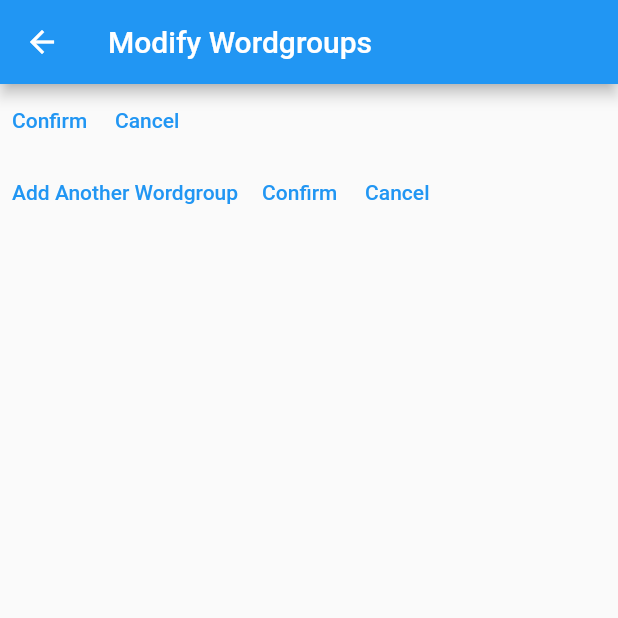
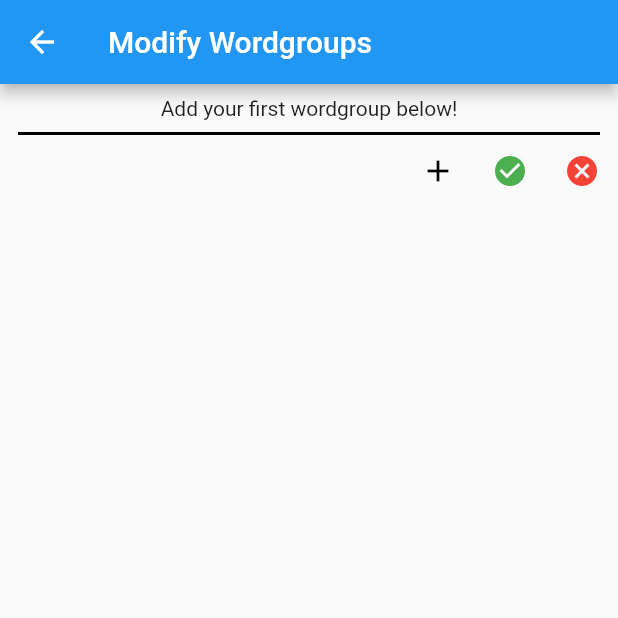
Before and after one commit to EzraH442/ez_rappel, a Flutter app: the ModifyWordgroupPage screen opened directly, on a phone screen of 412 x 824 dp, the top half of it. Run offline on Flutter 3.47's test engine with Material 2 defaults, Android fonts, the phone set to English and light mode, and no system bars; our stand-ins replace file_picker, sqflite, sqflite_common_ffi; accounts and stored records are empty.

Commit message:
ui tweaks

```diff
--- a/lib/data/Exceptions/invalid_wordpair_exception.dart
+++ /dev/null
@@ -1,2 +0,0 @@
-class InvalidWordpairException implements Exception {
-}
--- a/lib/data/constants.dart
+++ b/lib/data/constants.dart
@@ -1,3 +1,3 @@
-const int maxWordpairWordLength = 50;
-const int maxWordgroupNameLength = 20;
+const int maxWordpairWordLength = 100;
+const int maxWordgroupNameLength = 100;
 const int languageCodeLength = 3;
--- a/lib/ui/components/display_wordgroups.dart
+++ b/lib/ui/components/display_wordgroups.dart
@@ -90,3 +90,24 @@ mainTextButton(
   return TextButton(
       onPressed: onPressed, child: Text(buttonText, style: const TextStyle()));
 }
+
+confirmButton({ required void Function() onPressed }) {
+  return IconButton(onPressed: onPressed, icon: const Icon(
+    Icons.check_circle,
+    color: Colors.green
+  ));
+}
+
+cancelButton({ required void Function() onPressed }) {
+  return IconButton(onPressed: onPressed, icon: const Icon(
+    Icons.cancel,
+    color: Colors.red
+  ));
+}
+
+addNewButton({ required void Function() onPressed }) {
+  return IconButton(onPressed: onPressed, icon: const Icon(
+    Icons.add,
+    color: Colors.black,
+  ));
+}
--- a/lib/ui/components/modify_wordgroups_page/add_new_group_section.dart
+++ b/lib/ui/components/modify_wordgroups_page/add_new_group_section.dart
@@ -71,20 +71,28 @@ class _AddNewWordgroupSectionState extends State<AddNewWordgroupSection> {
   }
 
   Column _buildMainColumn() {
-    List<AddNewWordgroupRow> rows = _rows.toList();
+    List<Widget> widgets = [];
+    widgets.add(const Divider(
+      color: Colors.black,
+      height: 2,
+      indent: 12,
+      endIndent: 12,
+      thickness: 2,
+    ));
+    widgets.addAll(_rows.toList());
 
-    return Column(
-      children: rows,
-    );
+    return Column(children: widgets);
   }
 
   Row _buildMainButtons() {
-    return Row(children: [
-      mainTextButton(
-          onPressed: _addNewRow, buttonText: "Add Another Wordgroup"),
-      mainTextButton(onPressed: _executeChanges, buttonText: "Confirm"),
-      mainTextButton(onPressed: _resetAllChanges, buttonText: "Cancel"),
-    ]);
+    return Row(
+      children: [
+        addNewButton(onPressed: _addNewRow),
+        confirmButton(onPressed: _executeChanges),
+        cancelButton(onPressed: _resetAllChanges)
+      ],
+      mainAxisAlignment: MainAxisAlignment.end,
+    );
   }
 
   @override
--- a/lib/ui/components/modify_wordgroups_page/modify_existing_group_section.dart
+++ b/lib/ui/components/modify_wordgroups_page/modify_existing_group_section.dart
@@ -41,9 +41,27 @@ class _ModifyExistingWordgroupsSectionState
     });
   }
 
+  Row _buildMainButtons() {
+    return Row(
+      children: [
+        confirmButton(onPressed: _executeChanges),
+        cancelButton(onPressed: _resetAllChanges),
+      ],
+      mainAxisAlignment: MainAxisAlignment.end,
+    );
+  }
+
   Column _buildExistingGroupsColumn(List<Wordgroup> wgs) {
-    return Column(
-        children: wgs.map((wg) {
+    if (wgs.isEmpty) {
+      return Column(children: const [
+        Padding(
+          padding: EdgeInsets.all(8.0),
+          child: Text("Add your first wordgroup below!"),
+        )
+      ]);
+    } else {
+      List<Widget> widgets = [];
+      widgets.addAll(wgs.map((wg) {
         if (_modifiedIds.containsKey(wg.id)) {
           return ModifyWordgroupRow(
             wordgroupId: wg.id,
@@ -63,13 +81,11 @@ class _ModifyExistingWordgroupsSectionState
           );
         }
       }).toList());
+      widgets.add((_buildMainButtons()));
+      return Column(
+        children: widgets,
+      );
     }
-
-  Row _buildMainButtons() {
-    return Row(children: [
-      mainTextButton(onPressed: _executeChanges, buttonText: "Confirm"),
-      mainTextButton(onPressed: _resetAllChanges, buttonText: "Cancel"),
-    ]);
   }
 
   void _executeChanges() {
@@ -97,12 +113,7 @@ class _ModifyExistingWordgroupsSectionState
 
   @override
   Widget build(BuildContext context) {
-    return Column(
-      children: [
-        rowFutureBuilder<Wordgroup>(context,
-            widget.database.queryAllWordgroups(), _buildExistingGroupsColumn),
-        _buildMainButtons(),
-      ],
-    );
+    return rowFutureBuilder<Wordgroup>(context,
+        widget.database.queryAllWordgroups(), _buildExistingGroupsColumn);
   }
 }
--- a/lib/ui/components/type_practice_page/type_practice_widget.dart
+++ b/lib/ui/components/type_practice_page/type_practice_widget.dart
@@ -1,5 +1,3 @@
-import 'dart:math';
-
 import 'package:ez_rappel/algo/shuffle_wordpair_list.dart';
 import 'package:ez_rappel/ui/components/type_practice_page/accent_info_table.dart';
 import 'package:ez_rappel/ui/components/type_practice_page/text_practice_textfield.dart';
```
Also changed, not shown: lib/data/Exceptions/invalid_csv_header_exception.dart (added, +13 -0 lines), lib/data/Exceptions/invalid_wordpair_csv_row_exception.dart (+3 -6 lines), lib/files/file_parsers.dart (+5 -3 lines), lib/pages/select_wordgroup_to_edit.dart (+13 -5 lines), pubspec.lock, 2 other files. Lines whose indentation alone changed are shown as unchanged.
